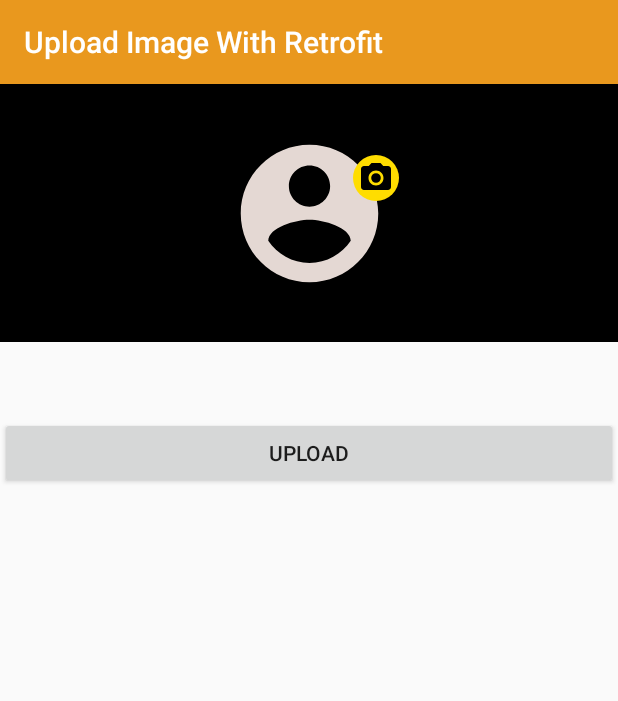
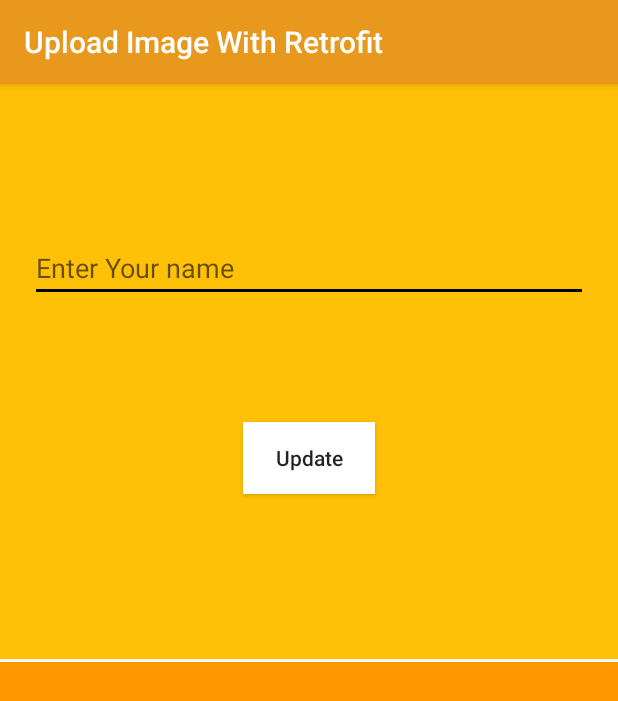
Before and after one commit to pankaj1920/Upload-Image-To-Server-Using-Retrofit, an Android app: the screen it shows after launch (MainActivity before the commit, UserDetailsActivity after it), on a phone screen of 412 x 824 dp. Shown: the top 701 px of the screen. Run offline under Robolectric (Android 15) with nearby library versions, the phone set to English and light mode, and no system bars; our stand-ins replace RxJava; 2 statements that could not run were skipped.

Commit message:
Upload Image to Server Using retrofit

```diff
--- a/app/src/main/AndroidManifest.xml
+++ b/app/src/main/AndroidManifest.xml
@@ -13,16 +13,16 @@
         android:roundIcon="@mipmap/ic_launcher_round"
         android:supportsRtl="true"
         android:theme="@style/AppTheme">
-        <activity android:name=".MainActivity">
+        <activity android:name=".UserDetailsActivity">
             <intent-filter>
                 <action android:name="android.intent.action.MAIN" />
 
                 <category android:name="android.intent.category.LAUNCHER" />
             </intent-filter>
 
+
         </activity>
-
-        <!--        this is for image Croping-->
+        <activity android:name=".MainActivity"></activity> <!-- this is for image Croping -->
         <activity
             android:name="com.theartofdev.edmodo.cropper.CropImageActivity"
             android:theme="@style/Base.Theme.AppCompat" />
--- a/app/src/main/java/com/example/uploadimagewithretrofit/BaseClient.java
+++ b/app/src/main/java/com/example/uploadimagewithretrofit/BaseClient.java
@@ -1,6 +1,7 @@
 package com.example.uploadimagewithretrofit;
 
 import retrofit2.Retrofit;
+import retrofit2.adapter.rxjava2.RxJava2CallAdapterFactory;
 import retrofit2.converter.gson.GsonConverterFactory;
 
 public class BaseClient {
@@ -19,6 +20,7 @@ public class BaseClient {
 
             retrofitEndPoint = new Retrofit.Builder()
                     .baseUrl(BaseUrl)
+                    .addCallAdapterFactory(RxJava2CallAdapterFactory.create())
                     .addConverterFactory(GsonConverterFactory.create())
                     .build();
         }
--- a/app/src/main/java/com/example/uploadimagewithretrofit/LtgApi.java
+++ b/app/src/main/java/com/example/uploadimagewithretrofit/LtgApi.java
@@ -1,10 +1,19 @@
 package com.example.uploadimagewithretrofit;
 
+import com.example.uploadimagewithretrofit.Json.GetUserDetail.GetUserDetailResponse;
+import com.example.uploadimagewithretrofit.Json.UpdateUserName.UpdateUserNameResponse;
 import com.example.uploadimagewithretrofit.Json.UserImageUploadResponse;
 
+import java.util.List;
+
+import io.reactivex.Flowable;
+import io.reactivex.Observable;
 import okhttp3.MultipartBody;
 import okhttp3.RequestBody;
 import retrofit2.Call;
+import retrofit2.http.Field;
+import retrofit2.http.FormUrlEncoded;
+import retrofit2.http.GET;
 import retrofit2.http.Multipart;
 import retrofit2.http.POST;
 import retrofit2.http.Part;
@@ -17,4 +26,20 @@ public interface LtgApi {
     Call<UserImageUploadResponse> uploadImage(
             @Query("mobile") String mobile,
             @Part MultipartBody.Part image);
+
+
+    //Getting UserDetail
+    @GET("user_details.php")
+    Call<GetUserDetailResponse> getUserDetail(
+            @Query("mobile") String mobile
+    );
+
+    //Update User Name
+    @FormUrlEncoded
+    @POST("update_user_name.php")
+    Call<UpdateUserNameResponse> updateUserName(
+            @Query("mobile") String mobile,
+            @Field("name") String name
+    );
+
 }
--- /dev/null
+++ b/app/src/main/java/com/example/uploadimagewithretrofit/UserDetailsActivity.java
@@ -0,0 +1,198 @@
+package com.example.uploadimagewithretrofit;
+
+import androidx.appcompat.app.AppCompatActivity;
+
+import android.content.Intent;
+import android.os.Bundle;
+import android.os.Handler;
+import android.view.View;
+import android.widget.Button;
+import android.widget.EditText;
+import android.widget.TextView;
+import android.widget.Toast;
+
+import com.example.uploadimagewithretrofit.Json.GetUserDetail.GetUserDetailData;
+import com.example.uploadimagewithretrofit.Json.GetUserDetail.GetUserDetailResponse;
+import com.example.uploadimagewithretrofit.Json.UpdateUserName.UpdateUserNameResponse;
+
+import org.reactivestreams.Subscription;
+
+import java.net.HttpURLConnection;
+import java.util.List;
+import java.util.concurrent.TimeUnit;
+
+import io.reactivex.Observable;
+import io.reactivex.Observer;
+import io.reactivex.Scheduler;
+import io.reactivex.android.schedulers.AndroidSchedulers;
+import io.reactivex.disposables.CompositeDisposable;
+import io.reactivex.disposables.Disposable;
+import io.reactivex.schedulers.Schedulers;
+import retrofit2.Call;
+import retrofit2.Callback;
+import retrofit2.Response;
+
+public class UserDetailsActivity extends AppCompatActivity {
+
+    TextView textView;
+    EditText updateNameEditText;
+    Button updateBtn;
+    public String name;
+
+
+    @Override
+    protected void onCreate(Bundle savedInstanceState) {
+        super.onCreate(savedInstanceState);
+        setContentView(R.layout.activity_user_details);
+
+        textView = (TextView) findViewById(R.id.textView);
+        updateNameEditText = (EditText) findViewById(R.id.updateNameEditText);
+        updateBtn = (Button) findViewById(R.id.updateBtn);
+
+        updateBtn.setOnClickListener(new View.OnClickListener() {
+            @Override
+            public void onClick(View v) {
+                updateUserName();
+            }
+        });
+           getUserDetail();
+
+    }
+
+
+    @Override
+    protected void onResume() {
+        super.onResume();
+
+//        getUserDetail();
+
+        // textView.setText(name);
+    }
+
+
+
+    private void updateUserName() {
+
+
+        final String Uname = updateNameEditText.getText().toString();
+
+        if (Uname.isEmpty()) {
+
+            updateNameEditText.setError("Enter Name");
+            updateNameEditText.requestFocus();
+            return;
+        }
+
+        LtgApi ltgApi = BaseClient.getBaseClient().create(LtgApi.class);
+        Call<UpdateUserNameResponse> call = ltgApi.updateUserName("8755420120", Uname);
+        call.enqueue(new Callback<UpdateUserNameResponse>() {
+            @Override
+            public void onResponse(Call<UpdateUserNameResponse> call, Response<UpdateUserNameResponse> response) {
+
+                if (response.isSuccessful() && HttpURLConnection.HTTP_OK == response.code()) {
+
+                    UpdateUserNameResponse nameResponse = response.body();
+                    String n = nameResponse.getData().getMobile();
+
+
+                    Toast.makeText(UserDetailsActivity.this, n, Toast.LENGTH_SHORT).show();
+                    Toast.makeText(UserDetailsActivity.this, "Sucessful", Toast.LENGTH_SHORT).show();
+
+                    //To update the value in textview from api
+                    //every time name is updated this method will be called and below textView will be updated
+                    getUserDetail();
+
+                } else {
+
+                    Toast.makeText(UserDetailsActivity.this, "Unsucess", Toast.LENGTH_SHORT).show();
+                }
+            }
+
+            @Override
+            public void onFailure(Call<UpdateUserNameResponse> call, Throwable t) {
+
+                Toast.makeText(UserDetailsActivity.this, t.getMessage(), Toast.LENGTH_SHORT).show();
+                Toast.makeText(UserDetailsActivity.this, "Try Again", Toast.LENGTH_SHORT).show();
+
+            }
+        });
+
+    }
+
+
+
+    private void getUserDetail() {
+
+        LtgApi ltgApi = BaseClient.getBaseClient().create(LtgApi.class);
+
+        Call<GetUserDetailResponse> call = ltgApi.getUserDetail("8755420120");
+
+        call.enqueue(new Callback<GetUserDetailResponse>() {
+            @Override
+            public void onResponse(Call<GetUserDetailResponse> call, Response<GetUserDetailResponse> response) {
+
+                if (response.isSuccessful() && HttpURLConnection.HTTP_OK == response.code()) {
+
+                    GetUserDetailResponse userDetailResponse = response.body();
+
+                    List<GetUserDetailData> dataResponse = userDetailResponse.getData();
+
+                    for (GetUserDetailData data : dataResponse){
+
+                        name = data.getName();
+                        textView.setText(name);
+                    }
+
+                    Toast.makeText(UserDetailsActivity.this, name, Toast.LENGTH_SHORT).show();
+                    Toast.makeText(UserDetailsActivity.this, "Sucessful", Toast.LENGTH_SHORT).show();
+
+                } else {
+
+                    Toast.makeText(UserDetailsActivity.this, "Unsucess", Toast.LENGTH_SHORT).show();
+                }
+            }
+
+            @Override
+            public void onFailure(Call<GetUserDetailResponse> call, Throwable t) {
+
+                Toast.makeText(UserDetailsActivity.this, t.getMessage(), Toast.LENGTH_SHORT).show();
+                Toast.makeText(UserDetailsActivity.this, "Try Again", Toast.LENGTH_SHORT).show();
+
+            }
+        });
+
+
+
+
+    }
+
+
+
+
+
+
+
+
+
+    //
+//    @Override
+//    protected void onResume() {
+//        super.onResume();
+//
+//        Handler handler = new Handler();
+//
+//        final Runnable r = new Runnable() {
+//            public void run() {
+//                //Initiate your API here
+//
+//                handler.postDelayed(this, 5000);
+//                getUserDetail();
+//
+//            }
+//        };
+//
+//        handler.postDelayed(r, 5000);
+//
+//    }
+
+}
--- /dev/null
+++ b/app/src/main/res/layout/activity_user_details.xml
@@ -0,0 +1,85 @@
+<?xml version="1.0" encoding="utf-8"?>
+<LinearLayout xmlns:android="http://schemas.android.com/apk/res/android"
+    xmlns:app="http://schemas.android.com/apk/res-auto"
+    xmlns:tools="http://schemas.android.com/tools"
+    android:layout_width="match_parent"
+    android:layout_height="match_parent"
+    android:orientation="vertical"
+    tools:context=".UserDetailsActivity">
+
+    <androidx.constraintlayout.widget.ConstraintLayout
+        android:layout_width="match_parent"
+
+        android:layout_height="match_parent">
+
+
+        <androidx.constraintlayout.widget.ConstraintLayout
+            android:id="@+id/updateNmaeLayout"
+            android:layout_width="match_parent"
+            android:layout_height="0dp"
+            android:background="@color/red"
+            app:layout_constraintBottom_toTopOf="@id/getNmaeLayout"
+            app:layout_constraintEnd_toEndOf="parent"
+            app:layout_constraintStart_toStartOf="parent"
+            app:layout_constraintTop_toTopOf="parent">
+
+            <EditText
+                android:id="@+id/updateNameEditText"
+                android:layout_width="match_parent"
+                android:layout_height="wrap_content"
+                android:layout_marginTop="20dp"
+                android:hint="Enter Your name"
+                android:backgroundTint="@color/black"
+                app:layout_constraintStart_toStartOf="parent"
+                app:layout_constraintEnd_toEndOf="parent"
+                app:layout_constraintTop_toTopOf="parent"
+                android:layout_marginRight="20dp"
+                android:layout_marginLeft="20dp"
+                app:layout_constraintBottom_toTopOf="@id/updateBtn"
+                />
+
+            <Button
+                android:id="@+id/updateBtn"
+                android:layout_width="wrap_content"
+                android:layout_height="wrap_content"
+                android:text="Update"
+                android:layout_marginBottom="30dp"
+                android:textAllCaps="false"
+                android:background="@color/white"
+                app:layout_constraintStart_toStartOf="parent"
+                app:layout_constraintEnd_toEndOf="parent"
+                app:layout_constraintBottom_toBottomOf="parent"
+                app:layout_constraintTop_toBottomOf="@id/updateNameEditText"/>
+
+
+        </androidx.constraintlayout.widget.ConstraintLayout>
+
+
+        <androidx.constraintlayout.widget.ConstraintLayout
+            android:id="@+id/getNmaeLayout"
+            android:layout_width="match_parent"
+            android:layout_height="0dp"
+            android:layout_marginTop="2dp"
+            android:background="@color/yellow"
+            app:layout_constraintBottom_toBottomOf="parent"
+            app:layout_constraintEnd_toEndOf="parent"
+            app:layout_constraintStart_toStartOf="parent"
+            app:layout_constraintTop_toBottomOf="@id/updateNmaeLayout">
+
+            <TextView
+                android:id="@+id/textView"
+                android:layout_width="match_parent"
+                android:layout_height="50dp"
+                android:gravity="center"
+                android:textSize="20dp"
+                android:textStyle="bold"
+                app:layout_constraintBottom_toBottomOf="parent"
+                app:layout_constraintEnd_toEndOf="parent"
+                app:layout_constraintStart_toStartOf="parent"
+                app:layout_constraintTop_toTopOf="parent" />
+
+        </androidx.constraintlayout.widget.ConstraintLayout>
+
+
+    </androidx.constraintlayout.widget.ConstraintLayout>
+</LinearLayout>
--- a/app/src/main/res/values/colors.xml
+++ b/app/src/main/res/values/colors.xml
@@ -6,4 +6,6 @@
     <color name="black">#000000</color>
     <color name="white">#ffffff</color>
     <color name="grey">#A29F9F</color>
+    <color name="red">#FFC107</color>
+    <color name="yellow">#FF9800</color>
 </resources>
```
Also changed, not shown: app/build.gradle (+8 -0 lines), app/src/main/java/com/example/uploadimagewithretrofit/Json/GetUserDetail/GetUserDetailData.java (added, +78 -0 lines), app/src/main/java/com/example/uploadimagewithretrofit/Json/GetUserDetail/GetUserDetailResponse.java (added, +30 -0 lines), app/src/main/java/com/example/uploadimagewithretrofit/Json/UpdateUserName/UpdateUserNameData.java (added, +28 -0 lines), app/src/main/java/com/example/uploadimagewithretrofit/Json/UpdateUserName/UpdateUserNameResponse.java (added, +28 -0 lines), 1 other file.
